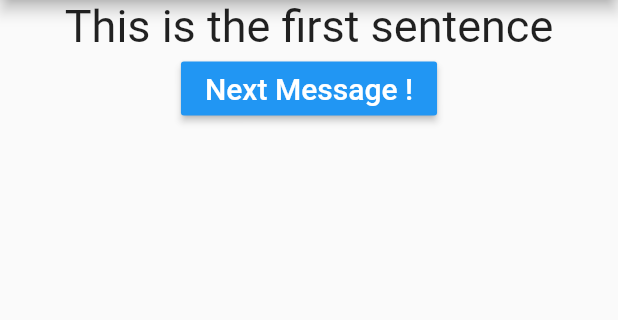
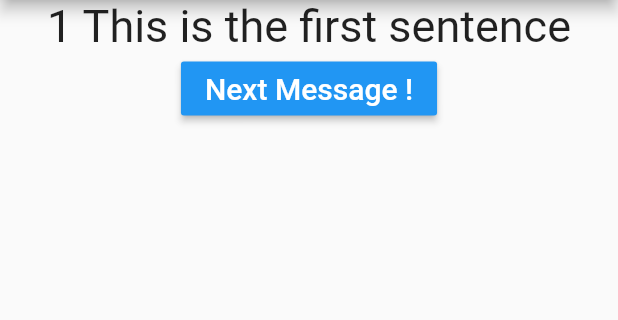
Before and after one commit to jeeradate/Flutter-assignment-1, a Flutter app: the screen it shows after launch, on a phone screen of 412 x 824 dp, the part 84-404 px from its top. Run offline on Flutter 3.47's test engine with Material 2 defaults, Android fonts, the phone set to English and light mode, and no system bars.

Commit message:
first commit

```diff
--- a/lib/main.dart
+++ b/lib/main.dart
@@ -15,9 +15,9 @@ class MyApp extends StatefulWidget {
 
 class _MyAppState extends State<MyApp> {
   var _myMessage = [
-    'This is the first sentence',
-    'This is the second sentence',
-    'This is the third sentence'
+    '1 This is the first sentence',
+    '2 This is the second sentence',
+    '3 This is the third sentence'
   ];
   var _messageIndex = 0;
 
```
